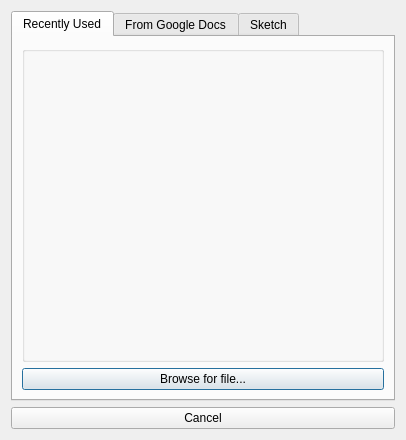
zeliboba7/watchntouch, file trunk/iwbc_demo/contentselector.ui: the form before one commit.
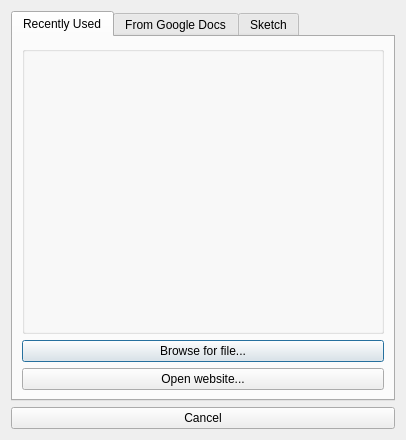
The form after the commit.

Commit message: issue #16 add open webpage button to content selector

```diff
--- a/trunk/iwbc_demo/contentselector.ui
+++ b/trunk/iwbc_demo/contentselector.ui
@@ -34,6 +34,13 @@
          </property>
         </widget>
        </item>
+       <item>
+        <widget class="QPushButton" name="webSiteButton">
+         <property name="text">
+          <string>Open website...</string>
+         </property>
+        </widget>
+       </item>
       </layout>
      </widget>
      <widget class="QWidget" name="googleDocsTab">
```
The commit also changes 4 other files.
